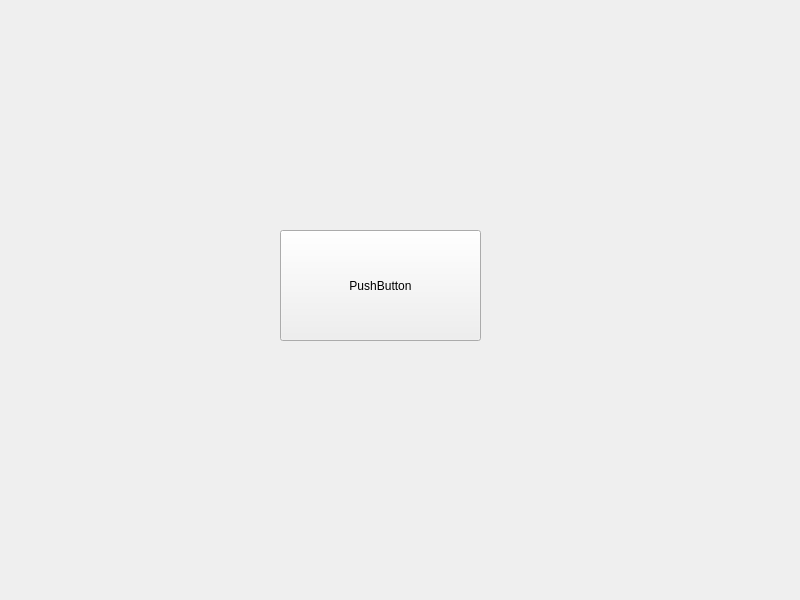
Above: midtermui.ui from aayyjkl/MidTermUi before the change. Below: the same form after it.
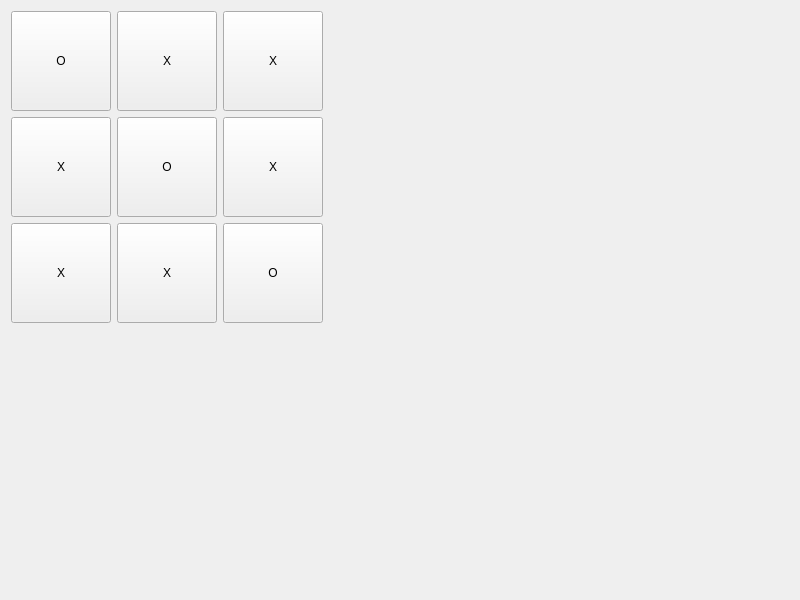
That is the form after the change.

Commit message: Implement 3x3 grid layout with spacers and buttons showing OXX/XOX/XXO pattern

The edit to the form file:
```diff
--- a/midtermui.ui
+++ b/midtermui.ui
@@ -13,19 +13,151 @@
   <property name="windowTitle">
    <string>MidTermUi</string>
   </property>
-  <widget class="QPushButton" name="pushButton">
-   <property name="geometry">
-    <rect>
-     <x>280</x>
-     <y>230</y>
-     <width>201</width>
-     <height>111</height>
-    </rect>
-   </property>
-   <property name="text">
-    <string>PushButton</string>
-   </property>
-  </widget>
+  <layout class="QGridLayout" name="gridLayout">
+   <item row="0" column="0">
+    <widget class="QPushButton" name="button_0_0">
+     <property name="minimumSize">
+      <size>
+       <width>100</width>
+       <height>100</height>
+      </size>
+     </property>
+     <property name="text">
+      <string>O</string>
+     </property>
+    </widget>
+   </item>
+   <item row="0" column="1">
+    <widget class="QPushButton" name="button_0_1">
+     <property name="minimumSize">
+      <size>
+       <width>100</width>
+       <height>100</height>
+      </size>
+     </property>
+     <property name="text">
+      <string>X</string>
+     </property>
+    </widget>
+   </item>
+   <item row="0" column="2">
+    <widget class="QPushButton" name="button_0_2">
+     <property name="minimumSize">
+      <size>
+       <width>100</width>
+       <height>100</height>
+      </size>
+     </property>
+     <property name="text">
+      <string>X</string>
+     </property>
+    </widget>
+   </item>
+   <item row="1" column="0">
+    <widget class="QPushButton" name="button_1_0">
+     <property name="minimumSize">
+      <size>
+       <width>100</width>
+       <height>100</height>
+      </size>
+     </property>
+     <property name="text">
+      <string>X</string>
+     </property>
+    </widget>
+   </item>
+   <item row="1" column="1">
+    <widget class="QPushButton" name="button_1_1">
+     <property name="minimumSize">
+      <size>
+       <width>100</width>
+       <height>100</height>
+      </size>
+     </property>
+     <property name="text">
+      <string>O</string>
+     </property>
+    </widget>
+   </item>
+   <item row="1" column="2">
+    <widget class="QPushButton" name="button_1_2">
+     <property name="minimumSize">
+      <size>
+       <width>100</width>
+       <height>100</height>
+      </size>
+     </property>
+     <property name="text">
+      <string>X</string>
+     </property>
+    </widget>
+   </item>
+   <item row="2" column="0">
+    <widget class="QPushButton" name="button_2_0">
+     <property name="minimumSize">
+      <size>
+       <width>100</width>
+       <height>100</height>
+      </size>
+     </property>
+     <property name="text">
+      <string>X</string>
+     </property>
+    </widget>
+   </item>
+   <item row="2" column="1">
+    <widget class="QPushButton" name="button_2_1">
+     <property name="minimumSize">
+      <size>
+       <width>100</width>
+       <height>100</height>
+      </size>
+     </property>
+     <property name="text">
+      <string>X</string>
+     </property>
+    </widget>
+   </item>
+   <item row="2" column="2">
+    <widget class="QPushButton" name="button_2_2">
+     <property name="minimumSize">
+      <size>
+       <width>100</width>
+       <height>100</height>
+      </size>
+     </property>
+     <property name="text">
+      <string>O</string>
+     </property>
+    </widget>
+   </item>
+   <item row="0" column="3">
+    <spacer name="horizontalSpacer">
+     <property name="orientation">
+      <enum>Qt::Horizontal</enum>
+     </property>
+     <property name="sizeHint" stdset="0">
+      <size>
+       <width>40</width>
+       <height>20</height>
+      </size>
+     </property>
+    </spacer>
+   </item>
+   <item row="3" column="0">
+    <spacer name="verticalSpacer">
+     <property name="orientation">
+      <enum>Qt::Vertical</enum>
+     </property>
+     <property name="sizeHint" stdset="0">
+      <size>
+       <width>20</width>
+       <height>40</height>
+      </size>
+     </property>
+    </spacer>
+   </item>
+  </layout>
  </widget>
  <resources/>
  <connections/>
```
